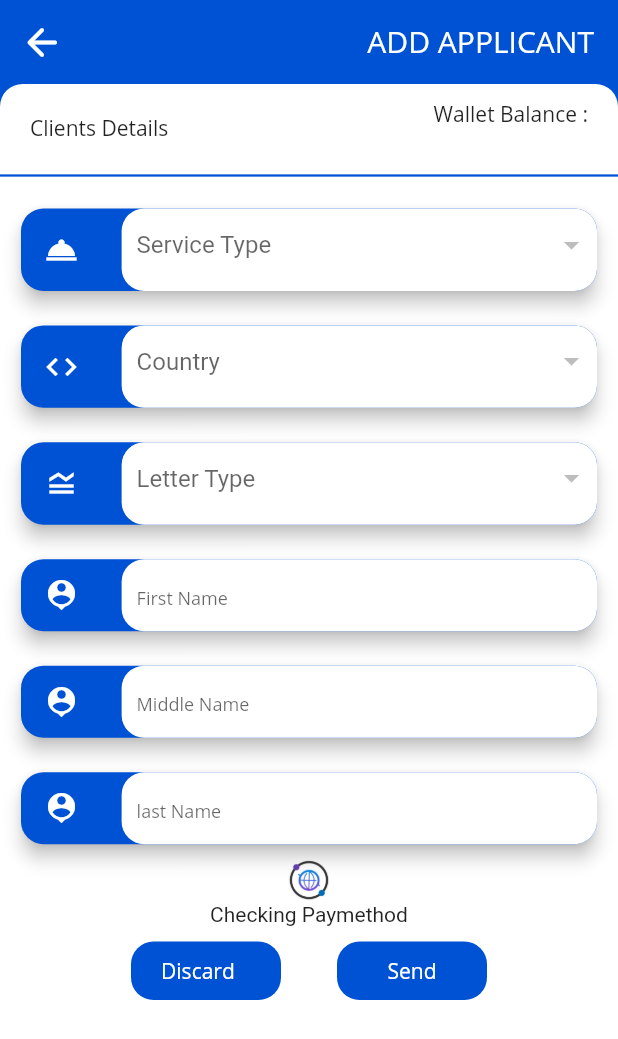
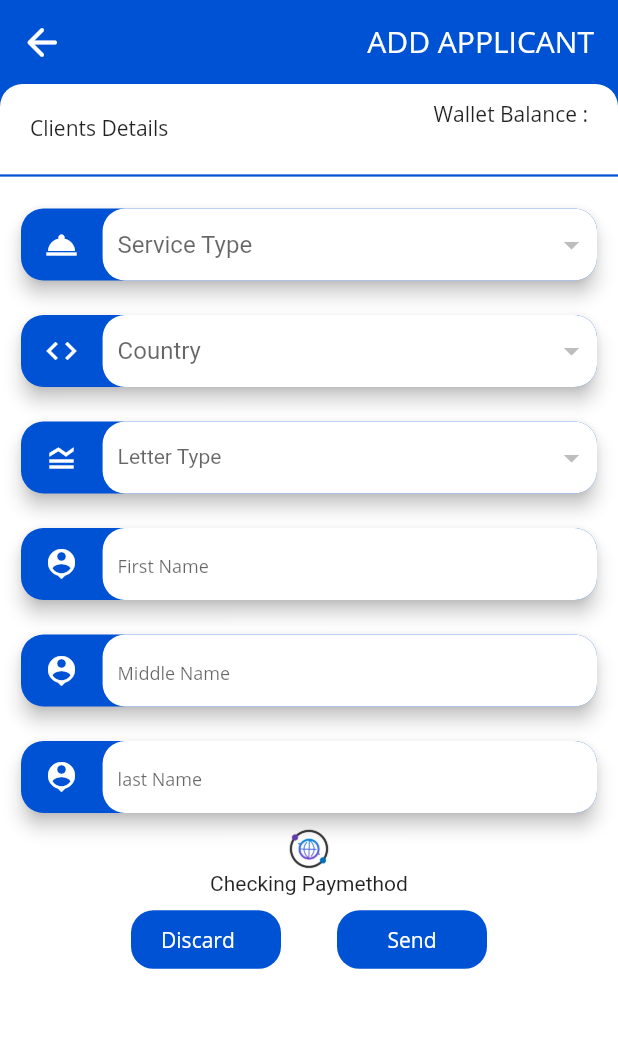
Before and after one commit to bhavink2000/visaboard_agent, a Flutter app: the ClientAddPage screen opened directly, on a phone screen of 412 x 824 dp. Shown: the top 1039 px of the screen. Run offline on Flutter 3.47's test engine with Material 2 defaults, Android fonts, the phone set to English and light mode, and no system bars; drawn by our look-alikes of flutter_advanced_drawer; our stand-ins replace awesome_snackbar_content, bottom_navy_bar, dio, expandable, file_picker, flutter_staggered_animations and 6 more; missing offline and left inert: flutter_stripe, razorpay_flutter; accounts and stored records are empty; network calls fail; project files that could hold a hidden picture were left out.

Commit message:
Size changes

```diff
--- a/lib/Agent/DashBoard Agent/Bottom Menus/Wallet Screen/wallet_menu.dart
+++ b/lib/Agent/DashBoard Agent/Bottom Menus/Wallet Screen/wallet_menu.dart
@@ -3,6 +3,7 @@ import 'package:expandable/expandable.dart';
 import 'package:flutter/material.dart';
 import 'package:flutter_staggered_animations/flutter_staggered_animations.dart';
 import 'package:provider/provider.dart';
+import 'package:visaboard_agent/Agent/App%20Helper/Ui%20Helper/size_helper.dart';
 
 import '../../../App Helper/Enums/enums_status.dart';
 import '../../../App Helper/Get Access Token/get_access_token.dart';
@@ -201,7 +202,7 @@ class _WalletMenuPageState extends State<WalletMenuPage> {
                                         if (walletD!.length == 10 || index + 1 != walletD!.length)
                                           Container()
                                         else
-                                          SizedBox(height: MediaQuery.of(context).size.height / 4),
+                                          SizeHelper().getSize(context,walletD.length),
 
                                         index + 1 == walletD.length ? CustomPaginationWidget(
                                           currentPage: curentindex,
--- a/lib/Agent/Drawer Menus/Client/client_add_page.dart
+++ b/lib/Agent/Drawer Menus/Client/client_add_page.dart
@@ -134,8 +134,8 @@ class _ClientAddPageState extends State<ClientAddPage> {
                               ),
                               const Spacer(),
                               Container(
-                                width: MediaQuery.of(context).size.width / 1.3,
-                                height: MediaQuery.of(context).size.width / 7.5,
+                                width: MediaQuery.of(context).size.width / 1.25,
+                                // height: MediaQuery.of(context).size.width / 7.5,
                                 decoration: BoxDecoration(borderRadius: BorderRadius.circular(15),color: Colors.white),
                                 padding: const EdgeInsets.fromLTRB(10, 0, 5, 0),
                                 child: DropdownButtonFormField(
@@ -204,8 +204,8 @@ class _ClientAddPageState extends State<ClientAddPage> {
                               ),
                               const Spacer(),
                               Container(
-                                width: MediaQuery.of(context).size.width / 1.3,
-                                height: MediaQuery.of(context).size.width / 7.5,
+                                width: MediaQuery.of(context).size.width / 1.25,
+                                // height: MediaQuery.of(context).size.width / 7.5,
                                 decoration: BoxDecoration(borderRadius: BorderRadius.circular(15),color: Colors.white),
                                 padding: const EdgeInsets.fromLTRB(10, 0, 5, 0),
                                 child: DropdownButtonFormField(
@@ -272,11 +272,12 @@ class _ClientAddPageState extends State<ClientAddPage> {
                               ),
                               const Spacer(),
                               Container(
-                                width: MediaQuery.of(context).size.width / 1.3,
-                                height: MediaQuery.of(context).size.width / 7.5,
+                                width: MediaQuery.of(context).size.width / 1.25,
+                                // height: MediaQuery.of(context).size.width / 7.5,
                                 decoration: BoxDecoration(borderRadius: BorderRadius.circular(15),color: Colors.white),
                                 padding: const EdgeInsets.fromLTRB(10, 0, 5, 0),
                                 child: DropdownButtonFormField(
+                                  style: TextStyle(height: 1,color: Colors.black),
                                   decoration: InputDecoration(
                                       border: InputBorder.none,
                                       hintText: 'Letter Type',
@@ -612,7 +613,7 @@ class _ClientAddPageState extends State<ClientAddPage> {
             ),
             const Spacer(),
             Container(
-              width: MediaQuery.of(context).size.width / 1.3,
+              width: MediaQuery.of(context).size.width / 1.25,
               decoration: BoxDecoration(borderRadius: BorderRadius.circular(15),color: Colors.white),
               padding: const EdgeInsets.fromLTRB(10, 0, 5, 0),
               child: TextField(
--- a/lib/Agent/Drawer Menus/Client/client_page.dart
+++ b/lib/Agent/Drawer Menus/Client/client_page.dart
@@ -14,6 +14,7 @@ import '../../App Helper/Providers/Drawer Data Provider/drawer_menu_provider.dar
 import '../../App Helper/Ui Helper/error_helper.dart';
 import '../../App Helper/Ui Helper/icons_helper.dart';
 import '../../App Helper/Ui Helper/loading_always.dart';
+import '../../App Helper/Ui Helper/size_helper.dart';
 import '../../App Helper/Ui Helper/ui_helper.dart';
 import '../../App Helper/custom_pagination_widget.dart';
 import '../../Authentication Pages/OnBoarding/constants/constants.dart';
@@ -244,7 +245,7 @@ class _ClientPage extends State<ClientPage> {
                                         if (client!.length == 10 || index + 1 != client!.length)
                                           Container()
                                         else
-                                          SizedBox(height: MediaQuery.of(context).size.height / 4),
+                                          SizeHelper().getSize(context,client.length),
 
                                         index + 1 == client.length ? CustomPaginationWidget(
                                           currentPage: curentindex,
--- a/lib/Agent/Drawer Menus/Order Visa File/order_visa_file.dart
+++ b/lib/Agent/Drawer Menus/Order Visa File/order_visa_file.dart
@@ -20,6 +20,7 @@ import '../../App Helper/Search Data/search_order_visafile.dart';
 import '../../App Helper/Ui Helper/error_helper.dart';
 import '../../App Helper/Ui Helper/icons_helper.dart';
 import '../../App Helper/Ui Helper/loading_always.dart';
+import '../../App Helper/Ui Helper/size_helper.dart';
 import '../../App Helper/Ui Helper/ui_helper.dart';
 import '../../App Helper/custom_pagination_widget.dart';
 import '../../Authentication Pages/OnBoarding/constants/constants.dart';
@@ -281,7 +282,7 @@ class _OrderVisaFile extends State<OrderVisaFile>{
                                         if (orderVisaFile!.length == 10 || index + 1 != orderVisaFile!.length)
                                           Container()
                                         else
-                                          SizedBox(height: MediaQuery.of(context).size.height / 1.7),
+                                          SizeHelper().getSize(context,orderVisaFile.length),
 
                                         index + 1 == orderVisaFile.length ? CustomPaginationWidget(
                                           currentPage: curentindex,
--- a/lib/Agent/Drawer Menus/Template/template_page.dart
+++ b/lib/Agent/Drawer Menus/Template/template_page.dart
@@ -15,6 +15,7 @@ import 'package:visaboard_agent/Agent/App%20Helper/Ui%20Helper/loading_always.da
 import '../../App Helper/Get Access Token/get_access_token.dart';
 import '../../App Helper/Providers/Drawer Data Provider/drawer_menu_provider.dart';
 import '../../App Helper/Ui Helper/divider_helper.dart';
+import '../../App Helper/Ui Helper/size_helper.dart';
 import '../../App Helper/Ui Helper/ui_helper.dart';
 import '../../App Helper/custom_pagination_widget.dart';
 import '../../Authentication Pages/OnBoarding/constants/constants.dart';
@@ -210,7 +211,7 @@ class _TemplatePageState extends State<TemplatePage> {
                                         if (tempData.length == 10 || index + 1 != tempData.length)
                                           Container()
                                         else
-                                          SizedBox(height: MediaQuery.of(context).size.height / 1.6),
+                                          SizeHelper().getSize(context,tempData.length),
 
                                         index + 1 == tempData.length ? CustomPaginationWidget(
                                           currentPage: curentindex,
--- a/lib/Agent/Drawer Menus/Transaction/transaction_page.dart
+++ b/lib/Agent/Drawer Menus/Transaction/transaction_page.dart
@@ -16,6 +16,7 @@ import '../../App Helper/Providers/Drawer Data Provider/drawer_menu_provider.dar
 import '../../App Helper/Search Data/search_transaction_data.dart';
 import '../../App Helper/Ui Helper/error_helper.dart';
 import '../../App Helper/Ui Helper/loading_always.dart';
+import '../../App Helper/Ui Helper/size_helper.dart';
 import '../../App Helper/Ui Helper/ui_helper.dart';
 import '../../App Helper/custom_pagination_widget.dart';
 import '../../Authentication Pages/OnBoarding/constants/constants.dart';
@@ -242,7 +243,7 @@ class _TransactionPage extends State<TransactionPage>{
                                         if (transaction!.length == 10 || index + 1 != transaction!.length)
                                           Container()
                                         else
-                                          SizedBox(height: MediaQuery.of(context).size.height / 4),
+                                          SizeHelper().getSize(context,transaction!.length),
 
                                         index + 1 == transaction.length ? CustomPaginationWidget(
                                           currentPage: curentindex,
--- a/lib/Agent/Drawer Menus/Wallet/wallet_page.dart
+++ b/lib/Agent/Drawer Menus/Wallet/wallet_page.dart
@@ -24,6 +24,7 @@ import '../../App Helper/Ui Helper/Drawer Menus Helper/drawer_menus_datashow_hel
 import '../../App Helper/Ui Helper/divider_helper.dart';
 import '../../App Helper/Ui Helper/loading.dart';
 import '../../App Helper/Ui Helper/loading_always.dart';
+import '../../App Helper/Ui Helper/size_helper.dart';
 import '../../App Helper/Ui Helper/snackbar_msg_show.dart';
 import '../../App Helper/Ui Helper/ui_helper.dart';
 import '../../App Helper/custom_pagination_widget.dart';
@@ -251,7 +252,7 @@ class _WalletPageD extends State<WalletPageD>{
                                         if (walletTransaction!.length == 10 || index + 1 != walletTransaction!.length)
                                           Container()
                                         else
-                                          SizedBox(height: MediaQuery.of(context).size.height / 4),
+                                          SizeHelper().getSize(context,walletTransaction!.length),
 
                                         index + 1 == walletTransaction.length ? CustomPaginationWidget(
                                           currentPage: curentindex,
```
Also changed, not shown: lib/Agent/App Helper/Ui Helper/size_helper.dart (added, +33 -0 lines).
